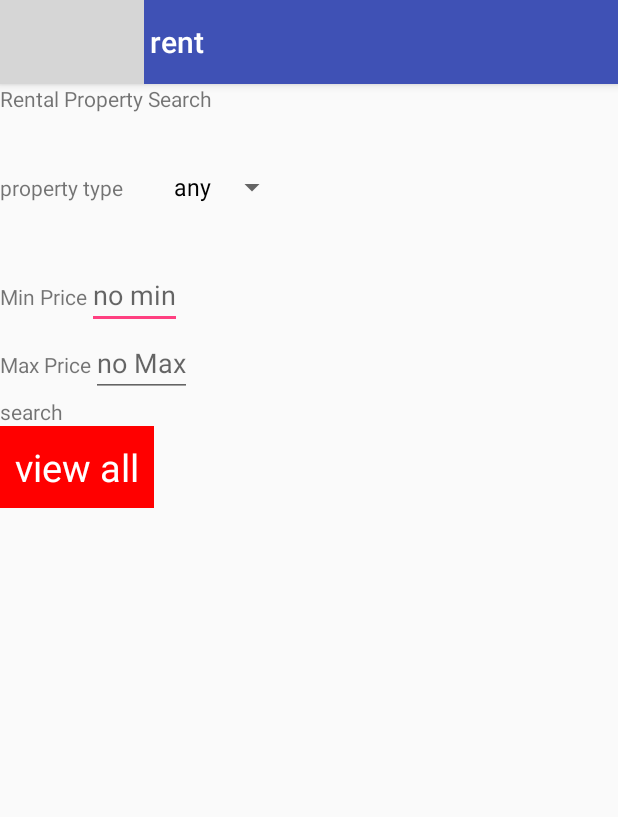
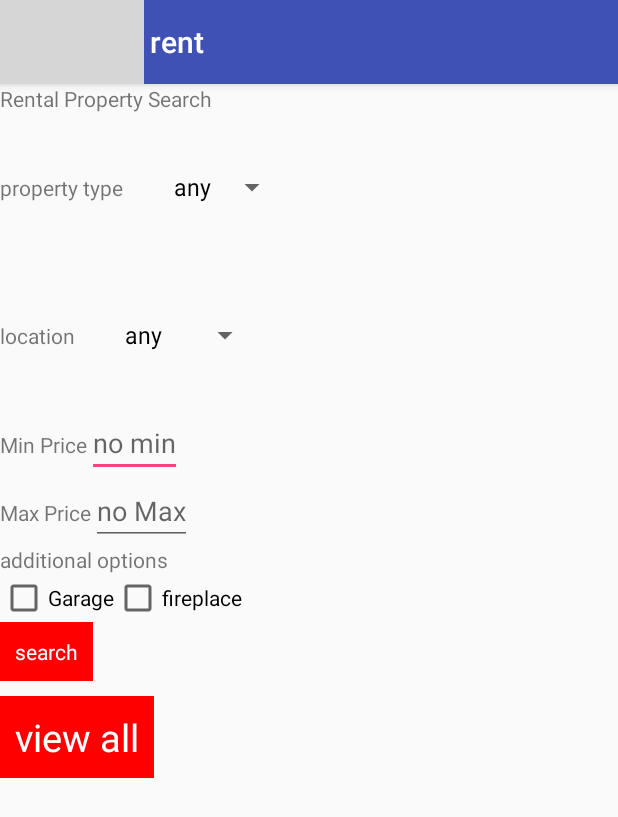
Before and after one commit to deadlycrawler/HearthstonePropertyManagement, an Android app: the rent_search screen opened directly, with no data from a screen before it, on a phone screen of 412 x 824 dp. Shown: the top 817 px of the screen. Run offline under Robolectric (Android 15) with nearby library versions, the phone set to English and light mode, and no system bars; grey boxes are pictures that could not be loaded.

Commit message:
more work done on search page

```diff
--- a/app/src/main/java/com/tools/radio/hearthstonepropertymanagement/rent_search.java
+++ b/app/src/main/java/com/tools/radio/hearthstonepropertymanagement/rent_search.java
@@ -20,16 +20,32 @@ public class rent_search extends AppCompatActivity {
             //TODO: finish the search page
 
         //first spinner for house type
-        Spinner dropdown = (Spinner)findViewById(R.id.houseType);
+        Spinner homeStyleDropdown = (Spinner)findViewById(R.id.houseType);
+        Spinner locationDropdown= (Spinner)findViewById(R.id.cityLocation);
 
-        final ArrayList<String> dropdownLIst = new ArrayList<>();
 
-        dropdownLIst.add(getString(R.string.any));
-        dropdownLIst.add(getString(R.string.house));
-        dropdownLIst.add(getString(R.string.condo));
+        //values for home Style(condo/house) spinner
+        final ArrayList<String> homeStyledropdownLIst = new ArrayList<>();
+        homeStyledropdownLIst.add(getString(R.string.any));
+        homeStyledropdownLIst.add(getString(R.string.house));
+        homeStyledropdownLIst.add(getString(R.string.condo));
 
-        ArrayAdapter<String> adapter = new ArrayAdapter<>(this, android.R.layout.simple_spinner_dropdown_item, dropdownLIst);
-        dropdown.setAdapter(adapter);
+        ArrayAdapter<String> homeStyleDropDown_Adapter = new ArrayAdapter<>(this, android.R.layout.simple_spinner_dropdown_item, homeStyledropdownLIst);
+        homeStyleDropdown.setAdapter(homeStyleDropDown_Adapter);
+
+
+        //values for citylocationDropdown
+
+        final ArrayList<String> cityLocationDropdownLIst = new ArrayList<>();
+        cityLocationDropdownLIst.add(getString(R.string.any));
+        cityLocationDropdownLIst.add(getString(R.string.clovis));
+        cityLocationDropdownLIst.add(getString(R.string.portales));
+
+        ArrayAdapter<String> locationDropdown_adapter = new ArrayAdapter<>(this, android.R.layout.simple_spinner_dropdown_item, cityLocationDropdownLIst);
+        locationDropdown.setAdapter(locationDropdown_adapter);
+
+
+
 
 
         // tap to view all properties
--- a/app/src/main/res/layout/rent_search.xml
+++ b/app/src/main/res/layout/rent_search.xml
@@ -30,6 +30,27 @@
 
     </LinearLayout>
 
+    <LinearLayout
+        android:layout_width="wrap_content"
+        android:layout_height="wrap_content">
+
+        <TextView
+            android:layout_width="wrap_content"
+            android:layout_height="wrap_content"
+            android:text="@string/location" />
+
+        <Spinner
+            android:id="@+id/cityLocation"
+            android:layout_width="wrap_content"
+            android:layout_height="wrap_content"
+            android:padding="25dp"
+            android:spinnerMode="dropdown">
+
+
+        </Spinner>
+
+    </LinearLayout>
+
 
     <LinearLayout
         android:layout_width="match_parent"
@@ -43,7 +64,8 @@
         <EditText
             android:layout_width="wrap_content"
             android:layout_height="wrap_content"
-            android:hint="@string/prompt_no_min" />
+            android:hint="@string/prompt_no_min"
+            android:inputType="number" />
     </LinearLayout>
 
     <LinearLayout
@@ -58,19 +80,50 @@
         <EditText
             android:layout_width="wrap_content"
             android:layout_height="wrap_content"
-            android:hint="@string/prompt_no_max" />
+            android:hint="@string/prompt_no_max"
+            android:inputType="number" />
+    </LinearLayout>
+
+    <LinearLayout
+        android:layout_width="wrap_content"
+        android:layout_height="wrap_content"
+        android:orientation="vertical">
+
+        <TextView
+            android:layout_width="wrap_content"
+            android:layout_height="wrap_content"
+            android:text="@string/additional_options" />
+
+        <LinearLayout
+            android:layout_width="wrap_content"
+            android:layout_height="wrap_content">
+
+            <CheckBox
+                android:layout_width="wrap_content"
+                android:layout_height="wrap_content"
+                android:text="@string/garage" />
+
+            <CheckBox
+                android:layout_width="wrap_content"
+                android:layout_height="wrap_content"
+                android:text="@string/fireplace" />
+        </LinearLayout>
+
     </LinearLayout>
 
     <TextView
         android:layout_width="wrap_content"
         android:layout_height="wrap_content"
+        android:background="#ff0000"
+        android:padding="10dp"
         android:text="@string/search"
-        />
+        android:textColor="@color/white" />
 
     <TextView
         android:id="@+id/rentViewAll"
         android:layout_width="wrap_content"
         android:layout_height="wrap_content"
+        android:layout_marginTop="10dp"
         android:background="#ff0000"
         android:padding="10dp"
         android:text="@string/view_all"
--- a/app/src/main/res/values/strings.xml
+++ b/app/src/main/res/values/strings.xml
@@ -66,5 +66,15 @@
 
     <string name="search">search</string>
 
+    <string name="location">location</string>
+
+    <string name="clovis">Clovis</string>
+
+    <string name="portales">Portales</string>
+
+    <string name="additional_options">additional options</string>
+
+
+
 
 </resources>
```
